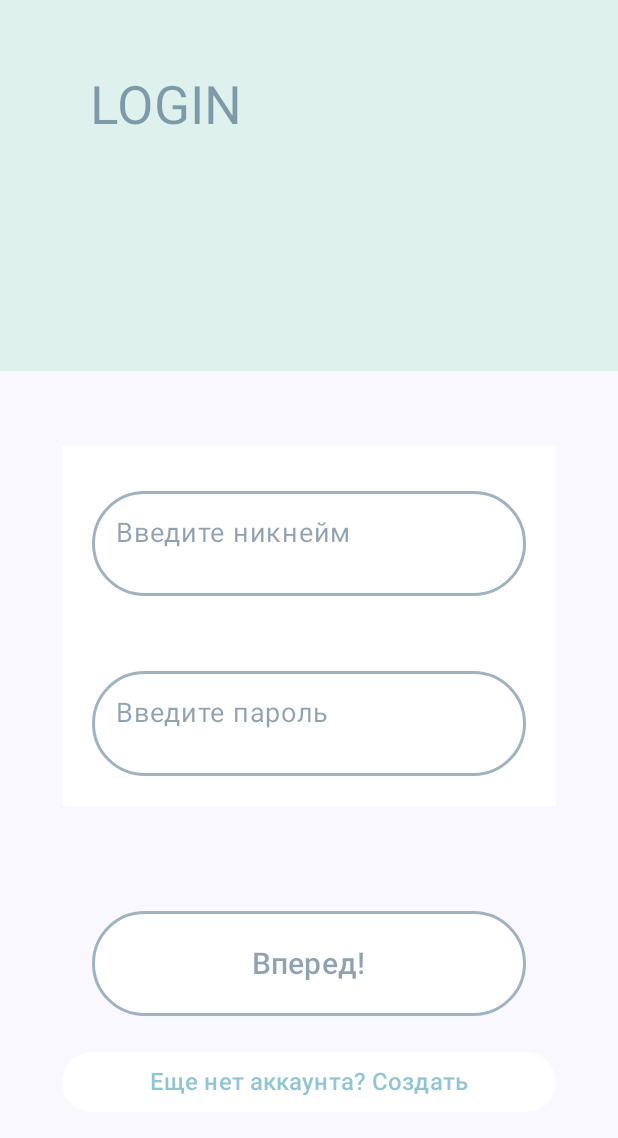
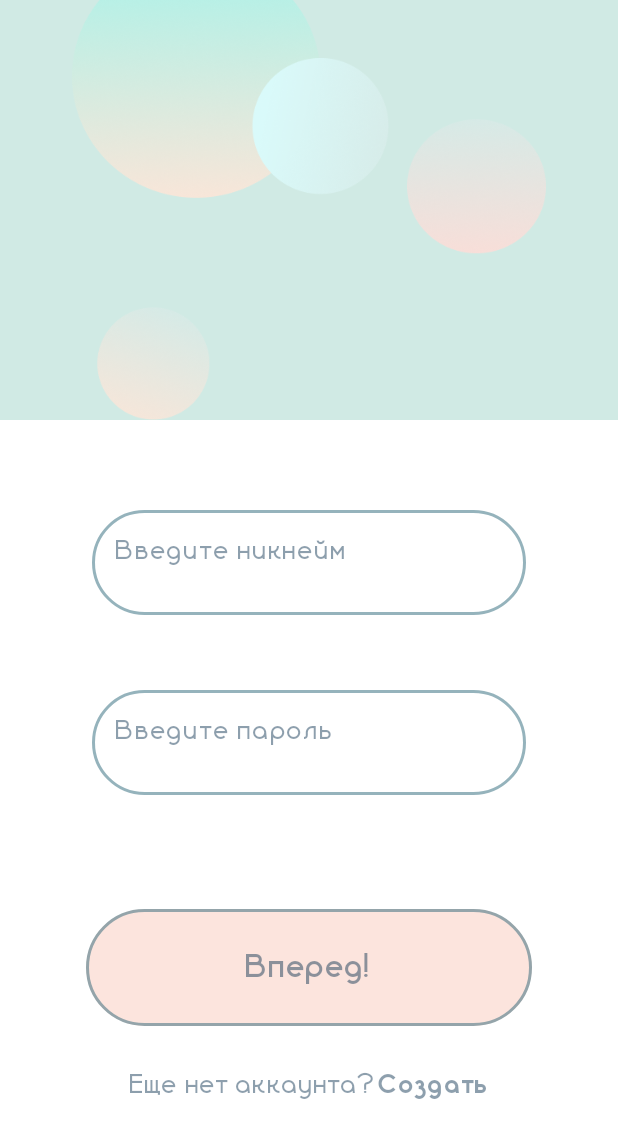
Before and after one commit to aaivol/MyApp, an Android app built with Jetpack Compose: the screen it shows after launch (MainActivity), on a phone screen of 412 x 824 dp. Shown: the top 1138 px of the screen. Run offline under Robolectric (Android 15) with nearby library versions, the phone set to English and light mode, and no system bars; our stand-ins replace Room's generated code, accompanist.

Commit message:
New font & Login Screen

```diff
--- a/app/build.gradle.kts
+++ b/app/build.gradle.kts
@@ -63,6 +63,8 @@ dependencies {
     // ViewModel utilities for Compose
     implementation("androidx.lifecycle:lifecycle-viewmodel-compose:$lifecycle_version")
 
+    implementation("com.google.accompanist:accompanist-systemuicontroller:0.30.1")
+
     implementation("androidx.core:core-ktx:1.12.0")
     implementation("androidx.lifecycle:lifecycle-runtime-ktx:2.7.0")
     implementation("androidx.activity:activity-compose:1.8.2")
--- a/app/src/main/java/com/example/myapp/ui/login/LoginScreen.kt
+++ b/app/src/main/java/com/example/myapp/ui/login/LoginScreen.kt
@@ -3,6 +3,7 @@ package com.example.myapp.ui.login
 import android.content.Context
 import android.widget.Toast
 import androidx.compose.foundation.BorderStroke
+import androidx.compose.foundation.Image
 import androidx.compose.foundation.background
 import androidx.compose.foundation.border
 import androidx.compose.foundation.layout.Column
@@ -32,6 +33,12 @@ import androidx.compose.ui.unit.dp
 import androidx.compose.ui.unit.sp
 import com.example.myapp.R
 import androidx.compose.ui.Modifier
+import androidx.compose.ui.graphics.Brush
+import androidx.compose.ui.graphics.TileMode
+import androidx.compose.ui.res.painterResource
+import androidx.compose.ui.text.TextStyle
+import androidx.compose.ui.text.font.Font
+import androidx.compose.ui.text.font.FontFamily
 import androidx.lifecycle.viewmodel.compose.viewModel
 import androidx.navigation.NavController
 import com.example.myapp.MainActivity
@@ -43,7 +50,11 @@ import com.example.myapp.ui.signup.SignUpViewModel
 import com.example.myapp.ui.signup.UserDetails
 import com.example.myapp.ui.signup.UserUiState
 import com.example.myapp.ui.theme.borderBlue
+import com.example.myapp.ui.theme.cruinn_black
+import com.example.myapp.ui.theme.cruinn_bold
+import com.example.myapp.ui.theme.cruinn_medium
 import com.example.myapp.ui.theme.login
+import com.example.myapp.ui.theme.orange
 import com.example.myapp.ui.theme.textAccent
 import com.example.myapp.ui.theme.textBlue
 import kotlinx.coroutines.launch
@@ -78,8 +89,7 @@ fun LoginScreen(
                     val checkUser = viewModel.userUiState.userDetails
                     if (viewModel.tryLogin(checkUser)) {
                         navController.navigate(HomeDestination.route)
-                    }
-                    else {
+                    } else {
                         navController.navigate(SignUpDestination.route)
                     }
                 }
@@ -102,10 +112,11 @@ fun LoginBody(
 ) {
     Column(
         modifier = Modifier
+            .background(Color.White)
             .fillMaxSize(),
         horizontalAlignment = Alignment.CenterHorizontally,
     ) {
-        LoginText()
+        LoginTop()
         Column() {
             InputUserData(
                 userDetails = userUiState.userDetails,
@@ -115,18 +126,19 @@ fun LoginBody(
                 onClick = HomeClick,
                 border = BorderStroke(2.dp, borderBlue),
                 colors = ButtonDefaults.buttonColors(
-                    containerColor = Color.White,
+                    containerColor = orange,
                 ),
                 modifier = Modifier
-                    .padding(top = 50.dp) // margin
+                    .padding(top = 40.dp) // margin
                     .fillMaxWidth(0.8f)
                     .height(110.dp)
-                    .padding(20.dp) //margin
+                    .padding(16.dp) //margin
             ) {
                 Text(
                     "Вперед!",
                     color = textBlue,
-                    fontSize = 20.sp
+                    fontFamily = cruinn_bold,
+                    fontSize = 22.sp
                 )
             }
 
@@ -139,9 +151,17 @@ fun LoginBody(
                     .fillMaxWidth(0.8f)
             ) {
                 Text(
-                    "Еще нет аккаунта? Создать",
-                    color = textAccent,
-                    fontSize = 16.sp
+                    "Еще нет аккаунта?",
+                    color = textBlue,
+                    fontFamily = cruinn_medium,
+                    fontSize = 18.sp
+                )
+
+                Text(
+                    "Создать",
+                    color = textBlue,
+                    fontFamily = cruinn_black,
+                    fontSize = 18.sp
                 )
             }
         }
@@ -154,9 +174,9 @@ fun InputUserData(
     userDetails: UserDetails,
     onValueChange: (UserDetails) -> Unit = {},
 ) {
-    Column (
+    Column(
         modifier = Modifier
-            .padding(top = 50.dp)
+            .padding(top = 30.dp)
             .background(Color.White),
         horizontalAlignment = Alignment.CenterHorizontally,
     ) {
@@ -177,11 +197,14 @@ fun InputField(
     TextField(
         value = userDetails.username,
         onValueChange = { onValueChange(userDetails.copy(username = it)) },
-        label = { Text(
+        label = {
+            Text(
                 "Введите никнейм",
                 fontSize = 18.sp,
+                fontFamily = cruinn_medium,
                 color = textBlue
-        ) },
+            )
+        },
         colors = TextFieldDefaults.textFieldColors(
             containerColor = Color.White,
             disabledTextColor = Color.Transparent,
@@ -201,11 +224,14 @@ fun InputField(
     TextField(
         value = userDetails.password,
         onValueChange = { onValueChange(userDetails.copy(password = it)) },
-        label = { Text(
+        label = {
+            Text(
                 "Введите пароль",
                 fontSize = 18.sp,
+                fontFamily = cruinn_medium,
                 color = textBlue
-        ) },
+            )
+        },
         visualTransformation = PasswordVisualTransformation(),
         colors = TextFieldDefaults.textFieldColors(
             containerColor = Color.White,
@@ -225,17 +251,36 @@ fun InputField(
 }
 
 @Composable
-fun LoginText() {
-    Text("LOGIN",
-        fontSize = 35.sp,
-        color = textBlue,
+fun LoginTop() {
+    Column(
         modifier = Modifier
-            .padding(0.dp) //margin
+            .fillMaxHeight(0.34f)
+            .background(login),
+        horizontalAlignment = Alignment.CenterHorizontally,
+    ) {
+        Image(
+            painter = painterResource(id = R.drawable.login_circles),
+            contentDescription = "circles",
+            modifier = Modifier
                 .fillMaxWidth()
-            .fillMaxHeight(0.3f)
-            .background(login)
-            .padding(horizontal = 60.dp, vertical = 50.dp) //padding
         )
+
+        Text(
+            "ВХОД",
+            fontSize = 70.sp,
+            fontFamily = cruinn_medium,
+            style = TextStyle(
+                brush = Brush.verticalGradient(
+                    colors = listOf(textBlue, login),
+                    tileMode = TileMode.Mirror
+                )
+            ),
+            modifier = Modifier
+                .fillMaxWidth()
+                .padding(top = 0.dp) //padding
+                .padding(horizontal = 50.dp) //padding
+        )
+    }
 }
 
 
--- a/app/src/main/java/com/example/myapp/ui/theme/Color.kt
+++ b/app/src/main/java/com/example/myapp/ui/theme/Color.kt
@@ -13,13 +13,13 @@ val PurpleGrey40 = Color(0xFF625b71)
 val Pink40 = Color(0xFF7D5260)
 
 //myApp
-val borderBlue = Color(0x72285675)
-val textBlue = Color(0x72032F50)
+val borderBlue = Color(0x72135569)
+val textBlue = Color(0x72002947)
 val textAccent = Color(0x72057EA3)
 
 //buttons
-val orange = Color(0xFFF8D5C2)
+val orange = Color(0xFFFCE4DD)
 
 //backgrounds
-val login = Color(0xDDDCF0EB)
+val login = Color(0xDDC9E7E0)
 val page = Color(0xDDEDFAF8)
--- a/app/src/main/java/com/example/myapp/ui/theme/Theme.kt
+++ b/app/src/main/java/com/example/myapp/ui/theme/Theme.kt
@@ -14,6 +14,7 @@ import androidx.compose.ui.graphics.toArgb
 import androidx.compose.ui.platform.LocalContext
 import androidx.compose.ui.platform.LocalView
 import androidx.core.view.WindowCompat
+import com.google.accompanist.systemuicontroller.rememberSystemUiController
 
 private val DarkColorScheme = darkColorScheme(
     primary = Purple80,
@@ -62,6 +63,15 @@ fun MyAppTheme(
         }
     }
 
+    // Hide the status bar.
+    val systemUiController = rememberSystemUiController()
+    SideEffect {
+        systemUiController.setStatusBarColor(
+            color = login,
+            darkIcons = true
+        )
+    }
+
     MaterialTheme(
         colorScheme = colorScheme,
         typography = Typography,
--- a/app/src/main/java/com/example/myapp/ui/theme/Type.kt
+++ b/app/src/main/java/com/example/myapp/ui/theme/Type.kt
@@ -2,9 +2,11 @@ package com.example.myapp.ui.theme
 
 import androidx.compose.material3.Typography
 import androidx.compose.ui.text.TextStyle
+import androidx.compose.ui.text.font.Font
 import androidx.compose.ui.text.font.FontFamily
 import androidx.compose.ui.text.font.FontWeight
 import androidx.compose.ui.unit.sp
+import com.example.myapp.R
 
 // Set of Material typography styles to start with
 val Typography = Typography(
@@ -15,20 +17,9 @@ val Typography = Typography(
         lineHeight = 24.sp,
         letterSpacing = 0.5.sp
     )
-    /* Other default text styles to override
-    titleLarge = TextStyle(
-        fontFamily = FontFamily.Default,
-        fontWeight = FontWeight.Normal,
-        fontSize = 22.sp,
-        lineHeight = 28.sp,
-        letterSpacing = 0.sp
-    ),
-    labelSmall = TextStyle(
-        fontFamily = FontFamily.Default,
-        fontWeight = FontWeight.Medium,
-        fontSize = 11.sp,
-        lineHeight = 16.sp,
-        letterSpacing = 0.5.sp
-    )
-    */
+
 )
+
+val cruinn_bold = FontFamily(Font(R.font.cruinn_bold))
+val cruinn_black = FontFamily(Font(R.font.cruinn_black))
+val cruinn_medium = FontFamily(Font(R.font.cruinn_medium))
```
Also changed, not shown: app/src/main/res/drawable-nodpi/login_circles.png (added), app/src/main/res/font/cruinn_black.ttf (added), app/src/main/res/font/cruinn_bold.ttf (added), app/src/main/res/font/cruinn_light.ttf (added), app/src/main/res/font/cruinn_medium.ttf (added), app/src/main/res/font/cruinn_regular.ttf (added), app/src/main/res/font/cruinn_thin.ttf (added). Lines whose indentation alone changed are shown as unchanged.
